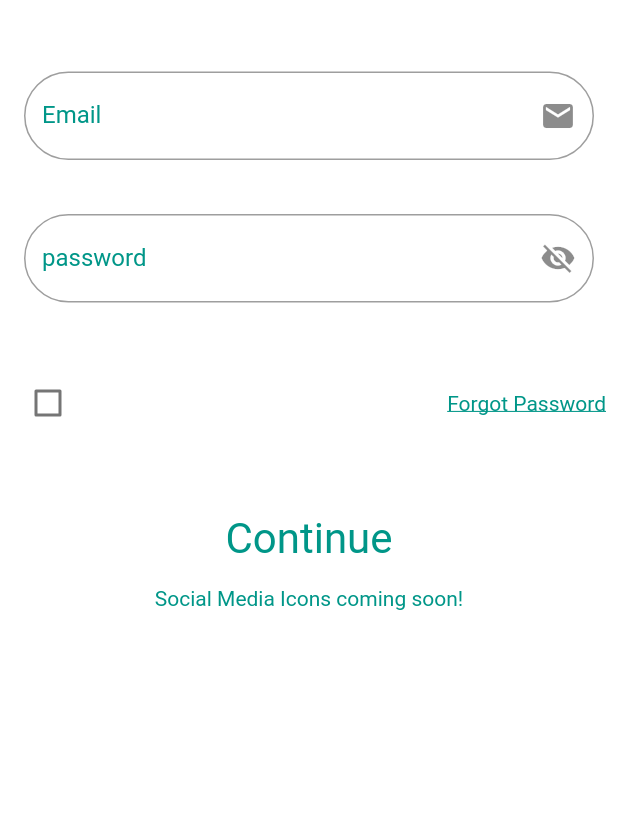
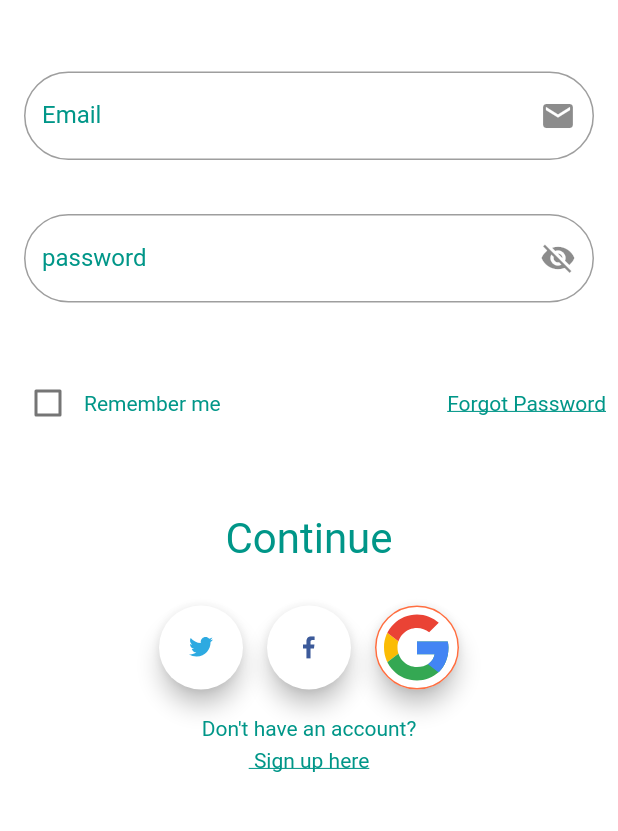
Before and after one commit to Erhabor-Fona/login-screen, a Flutter app: the screen it shows after launch, on a phone screen of 412 x 824 dp, the part 104-935 px from its top. Run offline on Flutter 3.47's test engine with Material 2 defaults, Android fonts, the phone set to English and light mode, and no system bars; our stand-ins replace flutter_svg.

Commit message:
added social medial login

```diff
--- a/lib/main.dart
+++ b/lib/main.dart
@@ -1,5 +1,5 @@
 import 'package:flutter/material.dart';
-
+import 'package:flutter_svg/flutter_svg.dart';
 void main() {
   runApp(MyApp());
 }
@@ -146,7 +146,7 @@ Widget build(BuildContext context) {
                     ),
                     Text(
                       "Remember me",
-                      style: TextStyle(color: Colors.white),
+                      style: TextStyle(color: Colors.teal),
                     ),
                     Spacer(),
                     Text(
@@ -170,10 +170,57 @@ Widget build(BuildContext context) {
 
                   ],
                 ),
-                SizedBox(height: 15,),
-                Text("Social Media Icons coming soon!",
+                SizedBox(height: 20,),
+                Row(
+                  mainAxisAlignment: MainAxisAlignment.center,
+                  crossAxisAlignment: CrossAxisAlignment.center,
+                  children: <Widget>[
+                    Column(
+                      mainAxisAlignment: MainAxisAlignment.spaceBetween,
+                      children: <Widget>[
+                        Padding(
+                          padding: const EdgeInsets.all(8.0),
+                          child: FloatingActionButton(
+                              heroTag: "tag3",
+                              backgroundColor: Colors.white,
+                              child: SvgPicture.asset("assets/icons/twitter.svg"),
+                              onPressed: () {}),
+                        ),
+                        SizedBox(width: 10,),
+
+                      ],
+                    ),
+                    Padding(
+                      padding: const EdgeInsets.all(8.0),
+                      child: FloatingActionButton(
+                          heroTag: "tag3",
+                          backgroundColor: Colors.white,
+                          child: SvgPicture.asset("assets/icons/facebook-2.svg"),
+                          onPressed: () {}),
+                    ),
+                    Padding(
+                      padding: const EdgeInsets.all(8.0),
+                      child: FloatingActionButton(
+                          heroTag: "tag5",
+                          shape: CircleBorder(
+                              side:
+                              BorderSide(color: Colors.deepOrangeAccent)),
+                          backgroundColor: Colors.white,
+                          child: SvgPicture.asset("assets/icons/google.svg"),
+                          onPressed: () {}),
+                    ),
+                  ],
+                ),
+                SizedBox(height: 10,),
+                Text("Don't have an account?",
                 style: TextStyle(
                   color: Colors.teal
+                ),),
+                SizedBox(height: 5,),
+                Text(" Sign up here",
+                style: TextStyle(
+                  color: Colors.teal,
+                  decoration: TextDecoration.underline,
                 ),)
 
               ],
```
Also changed, not shown: pubspec.yaml (+4 -6 lines), assets/icons/Facebook-f_Logo-Grey-Logo.wine.svg (added), assets/icons/facebook-2.svg (added), assets/icons/github.svg (added), assets/icons/google-icon.svg (added), assets/icons/google.svg (added), assets/icons/images.png (added), assets/icons/linkedin.svg (added), assets/icons/twitter.svg (added), pubspec.lock.
